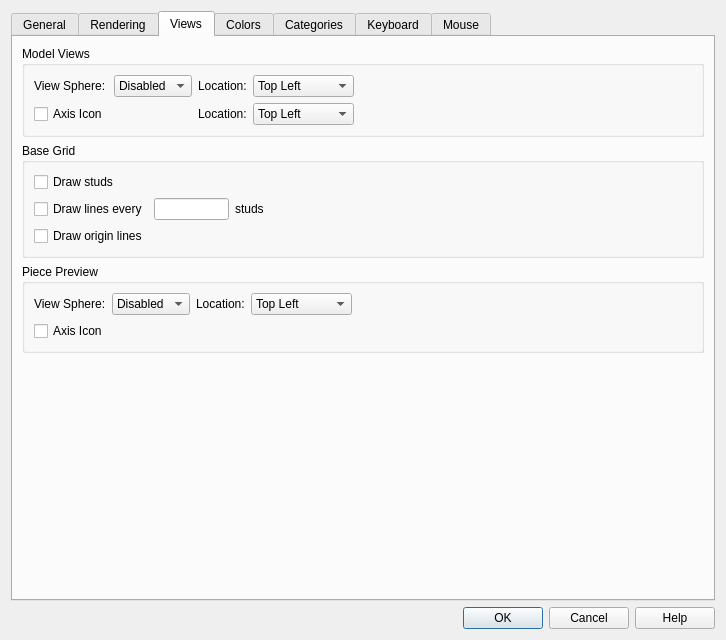
Old version of the form qt/lc_qpreferencesdialog.ui in the repository nathaneltitane/studworx.
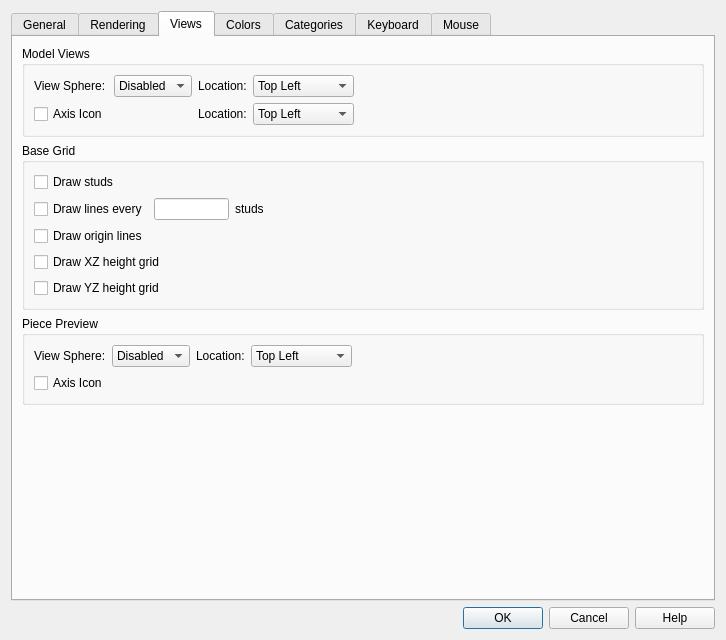
New version of the form. The open tabs and pages were chosen to show the change. Icons and pictures are not drawn.

Commit message:
Add vertical XZ and YZ height grids
Add optional vertical grids on the XZ and YZ planes behind the model, with horizontal lines every plate height and vertical lines at the base grid spacing. Each grid is drawn on the side of the model facing away from the camera and has a Preferences option and a View.Grid command.

What changed in the file:
```diff
--- a/qt/lc_qpreferencesdialog.ui
+++ b/qt/lc_qpreferencesdialog.ui
@@ -1094,6 +1094,26 @@
             </property>
            </widget>
           </item>
+          <item row="3" column="0" colspan="3">
+           <widget class="QCheckBox" name="GridHeightXZCheckBox">
+            <property name="toolTip">
+             <string>Draw a vertical XZ grid behind the model with lines every plate height.</string>
+            </property>
+            <property name="text">
+             <string>Draw XZ height grid</string>
+            </property>
+           </widget>
+          </item>
+          <item row="4" column="0" colspan="3">
+           <widget class="QCheckBox" name="GridHeightYZCheckBox">
+            <property name="toolTip">
+             <string>Draw a vertical YZ grid behind the model with lines every plate height.</string>
+            </property>
+            <property name="text">
+             <string>Draw YZ height grid</string>
+            </property>
+           </widget>
+          </item>
           <item row="0" column="0" colspan="3">
            <widget class="QCheckBox" name="gridStuds">
             <property name="toolTip">
```
Left out of the diff: 2 changed lines with no effect on the pictures. The commit also changes 9 other files.
